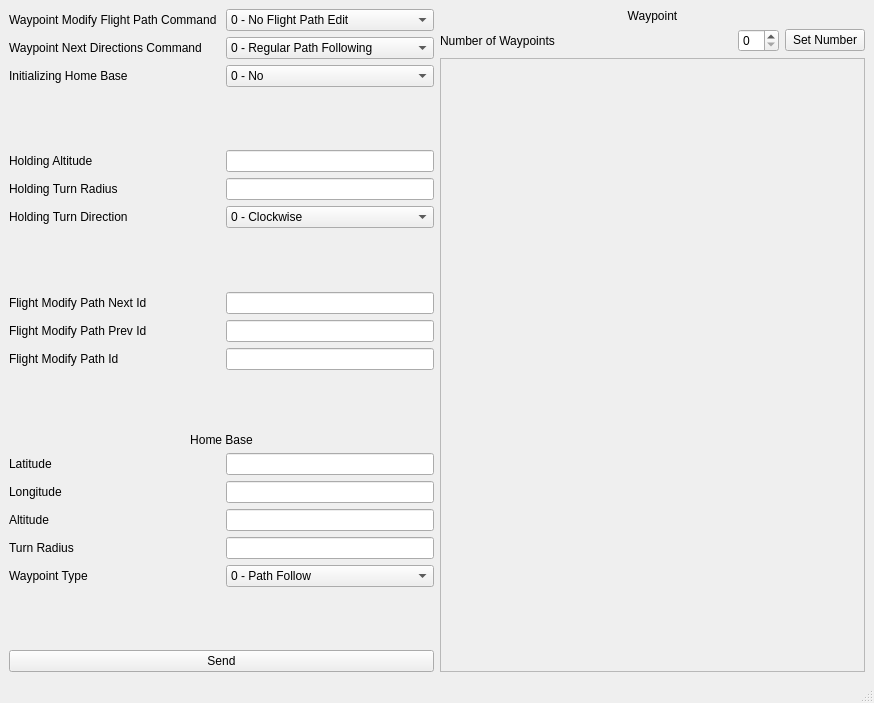
Above: TX/mainwindow.ui from UWARG/Ground-Side-Telemetry before the change. Below: the same form after it.
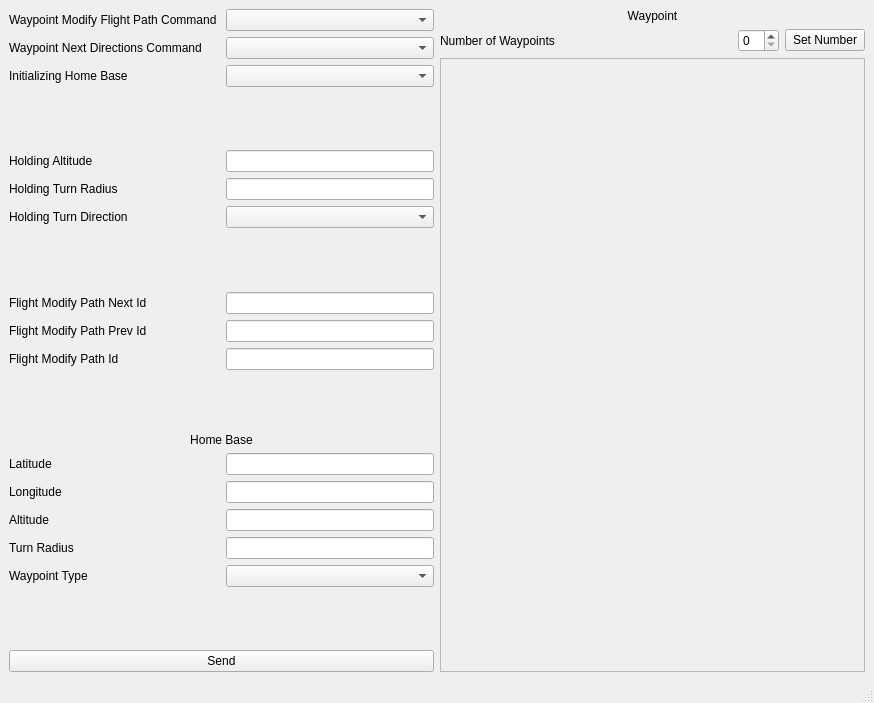
That is the form after the change.

```diff
--- a/TX/mainwindow.ui
+++ b/TX/mainwindow.ui
@@ -26,6 +26,11 @@
       </item>
       <item row="1" column="1">
        <widget class="QComboBox" name="waypointModifyFlightPathCommandBox">
+        <item>
+         <property name="text">
+          <string/>
+         </property>
+        </item>
         <item>
          <property name="text">
           <string>0 - No Flight Path Edit</string>
@@ -252,6 +257,11 @@
       </item>
       <item row="2" column="1">
        <widget class="QComboBox" name="waypointNextDirectionsCommandBox">
+        <item>
+         <property name="text">
+          <string/>
+         </property>
+        </item>
         <item>
          <property name="text">
           <string>0 - Regular Path Following</string>
@@ -266,6 +276,11 @@
       </item>
       <item row="3" column="1">
        <widget class="QComboBox" name="initializingHomeBaseBox">
+        <item>
+         <property name="text">
+          <string/>
+         </property>
+        </item>
         <item>
          <property name="text">
           <string>0 - No</string>
@@ -280,6 +295,11 @@
       </item>
       <item row="7" column="1">
        <widget class="QComboBox" name="holdingTurnDirectionBox">
+        <item>
+         <property name="text">
+          <string/>
+         </property>
+        </item>
         <item>
          <property name="text">
           <string>0 - Clockwise</string>
@@ -294,6 +314,11 @@
       </item>
       <item row="18" column="1">
        <widget class="QComboBox" name="homeBaseWaypointTypeBox">
+        <item>
+         <property name="text">
+          <string/>
+         </property>
+        </item>
         <item>
          <property name="text">
           <string>0 - Path Follow</string>
```
